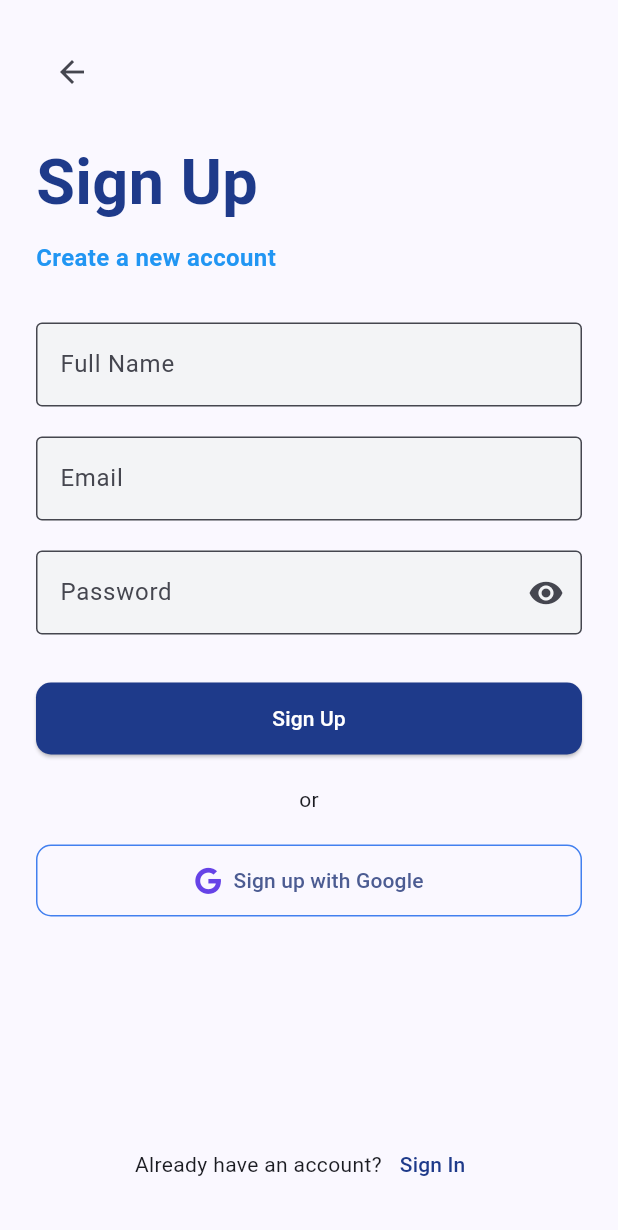
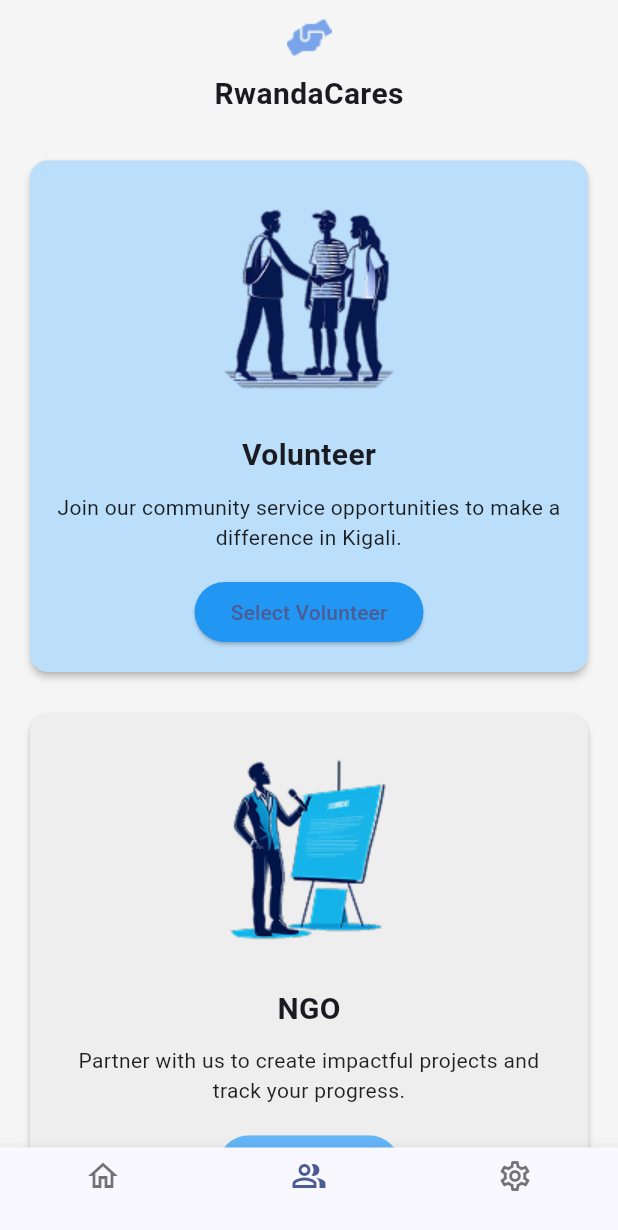
Before and after one commit to Isimbilysa/RwandaCares, a Flutter app: the WelcomeScreen screen opened by its route, after a tap on "CREATE ACCOUNT", on a phone screen of 412 x 824 dp. Shown: the top 1230 px of the screen. Run offline on Flutter 3.47's test engine with Material 3 defaults, Android fonts, the phone set to English and light mode, and no system bars; our stand-ins replace font_awesome_flutter, google_fonts, pin_code_fields.

Commit message:
selection screen

```diff
--- a/lib/main.dart
+++ b/lib/main.dart
@@ -10,6 +10,7 @@ import 'screens/verification_screen.dart';
 import 'screens/dashboard_screen.dart';
 import 'screens/profile_screen.dart';
 import 'screens/settings_screen.dart';
+import 'screens/ngo_selection_screen.dart';
 
 void main() {
   runApp(const MyApp());
@@ -40,6 +41,7 @@ class MyApp extends StatelessWidget {
         '/home': (context) => const HomeScreen(),
         '/findOpportunities': (context) => const  FindOpportunitiesScreen(),
         '/volunteer': (context) => const VolunteerOpportunitiesPage(),
+        '/selection':(context) => const SelectionScreen(),
       },
     );
   }
--- /dev/null
+++ b/lib/screens/ngo_selection_screen.dart
@@ -0,0 +1,163 @@
+import 'package:flutter/material.dart';
+
+void main() {
+  runApp(const NgoSelectionApp());
+}
+
+// ✅ Make root widget const — it's stateless and unchanging
+class NgoSelectionApp extends StatelessWidget {
+  const NgoSelectionApp({super.key});
+
+  @override
+  Widget build(BuildContext context) {
+    return MaterialApp(
+      home: const SelectionScreen(),
+      debugShowCheckedModeBanner: false,
+    );
+  }
+}
+
+class SelectionScreen extends StatelessWidget {
+  const SelectionScreen({super.key});
+
+  @override
+  Widget build(BuildContext context) {
+    return Scaffold(
+      backgroundColor: Colors.grey[100],
+      bottomNavigationBar: BottomNavigationBar(
+        currentIndex: 1,
+        items: const [
+          BottomNavigationBarItem(
+            icon: Icon(Icons.home_outlined),
+            label: '',
+          ),
+          BottomNavigationBarItem(
+            icon: Icon(Icons.people_alt_outlined),
+            label: '',
+          ),
+          BottomNavigationBarItem(
+            icon: Icon(Icons.settings_outlined),
+            label: '',
+          ),
+        ],
+      ),
+      body: SafeArea(
+        child: Column(
+          children: [
+            // Header
+            Padding(
+              padding: const EdgeInsets.symmetric(vertical: 10.0),
+              child: Column(
+                children: [
+                  Image.asset(
+                    'lib/screens/assets/images/Frame.png', // Replace with your logo asset path
+                    height: 30,
+                  ),
+                  const SizedBox(height: 8),
+                  const Text(
+                    'RwandaCares',
+                    style: TextStyle(
+                      fontSize: 20,
+                      fontWeight: FontWeight.bold,
+                    ),
+                  ),
+                ],
+              ),
+            ),
+
+            Expanded(
+              child: SingleChildScrollView(
+                padding: const EdgeInsets.all(16),
+                child: Column(
+                  children: [
+                    SelectionCard(
+                      title: 'Volunteer',
+                      description:
+                          'Join our community service opportunities to make a difference in Kigali.',
+                      buttonText: 'Select Volunteer',
+                      image: 'lib/screens/assets/images/Group.png', // Replace with your image
+                      onTap: () {
+                        Navigator.pushNamed(context, '/volunteer');
+                      },
+                    ),
+                    const SizedBox(height: 20),
+                    SelectionCard(
+                      title: 'NGO',
+                      description:
+                          'Partner with us to create impactful projects and track your progress.',
+                      buttonText: 'Select NGO',
+                      image: 'lib/screens/assets/images/group1.png', // Replace with your image
+                      onTap: () {
+                        // TODO: Handle NGO selection
+                      },
+                    ),
+                  ],
+                ),
+              ),
+            ),
+          ],
+        ),
+      ),
+    );
+  }
+}
+
+class SelectionCard extends StatelessWidget {
+  final String title;
+  final String description;
+  final String buttonText;
+  final String image;
+  final VoidCallback onTap;
+
+  const SelectionCard({
+    super.key,
+    required this.title,
+    required this.description,
+    required this.buttonText,
+    required this.image,
+    required this.onTap,
+  });
+
+  @override
+  Widget build(BuildContext context) {
+    return Card(
+      color: title == 'Volunteer' ? Colors.blue[100] : Colors.grey[200],
+      elevation: 2,
+      shape: RoundedRectangleBorder(borderRadius: BorderRadius.circular(12)),
+      child: Padding(
+        padding: const EdgeInsets.all(16.0),
+        child: Column(
+          children: [
+            Image.asset(
+              image,
+              height: 150,
+            ),
+            const SizedBox(height: 16),
+            Text(
+              title,
+              style: const TextStyle(
+                fontSize: 20,
+                fontWeight: FontWeight.bold,
+              ),
+            ),
+            const SizedBox(height: 10),
+            Text(
+              description,
+              textAlign: TextAlign.center,
+              style: const TextStyle(fontSize: 14, color: Colors.black87),
+            ),
+            const SizedBox(height: 16),
+            ElevatedButton(
+              onPressed: onTap,
+              style: ElevatedButton.styleFrom(
+                backgroundColor:
+                    title == 'Volunteer' ? Colors.blue : Colors.blue[300],
+              ),
+              child: Text(buttonText),
+            ),
+          ],
+        ),
+      ),
+    );
+  }
+}
--- a/lib/screens/welcome_screen.dart
+++ b/lib/screens/welcome_screen.dart
@@ -49,7 +49,7 @@ class WelcomeScreen extends StatelessWidget {
               padding: const EdgeInsets.symmetric(horizontal: 40),
               child: ElevatedButton(
                 onPressed: () {
-                 Navigator.pushNamed(context, '/signup');
+                 Navigator.pushNamed(context, '/selection');
                 },
                 style: ElevatedButton.styleFrom(
                   backgroundColor: Colors.white,
--- a/pubspec.yaml
+++ b/pubspec.yaml
@@ -75,6 +75,9 @@ flutter:
     - lib/screens/assets/images/Rectangle 91.png
     - lib/screens/assets/images/Rectangle 92.png
     - lib/screens/assets/images/image (1).png
+    - lib/screens/assets/images/Group.png
+    - lib/screens/assets/images/group1.png
+    - lib/screens/assets/images/Frame.png
   # An image asset can refer to one or more resolution-specific "variants", see
   # https://flutter.dev/to/resolution-aware-images
 
```
Also changed, not shown: lib/screens/assets/images/Frame.png (added), lib/screens/assets/images/Group.png (added), lib/screens/assets/images/group1.png (added), pubspec.lock.
